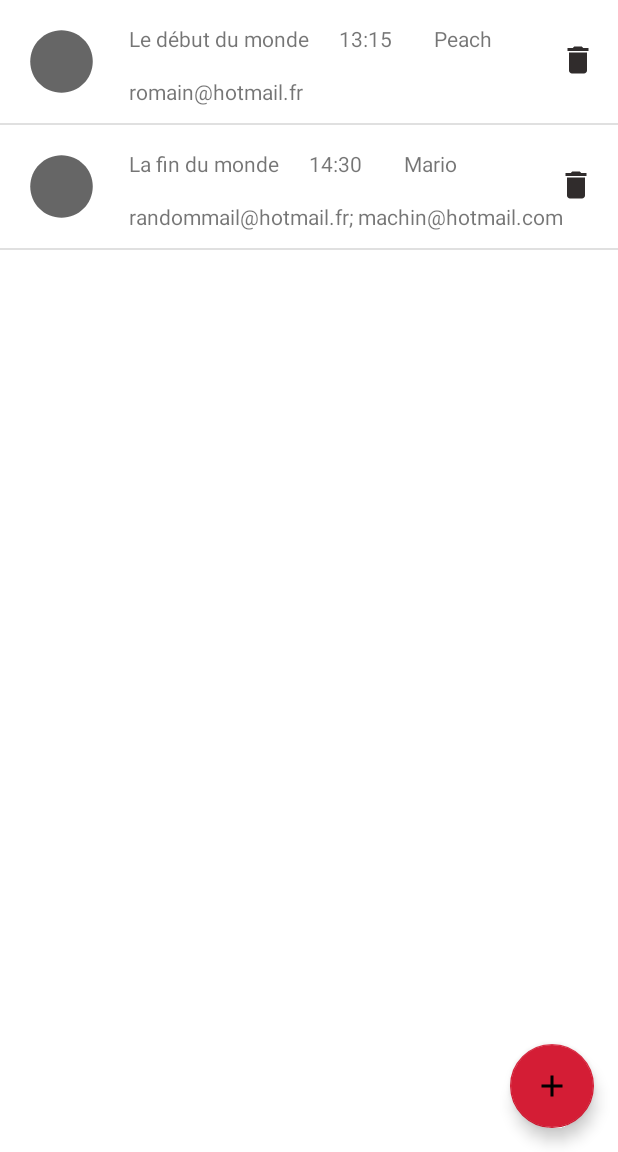
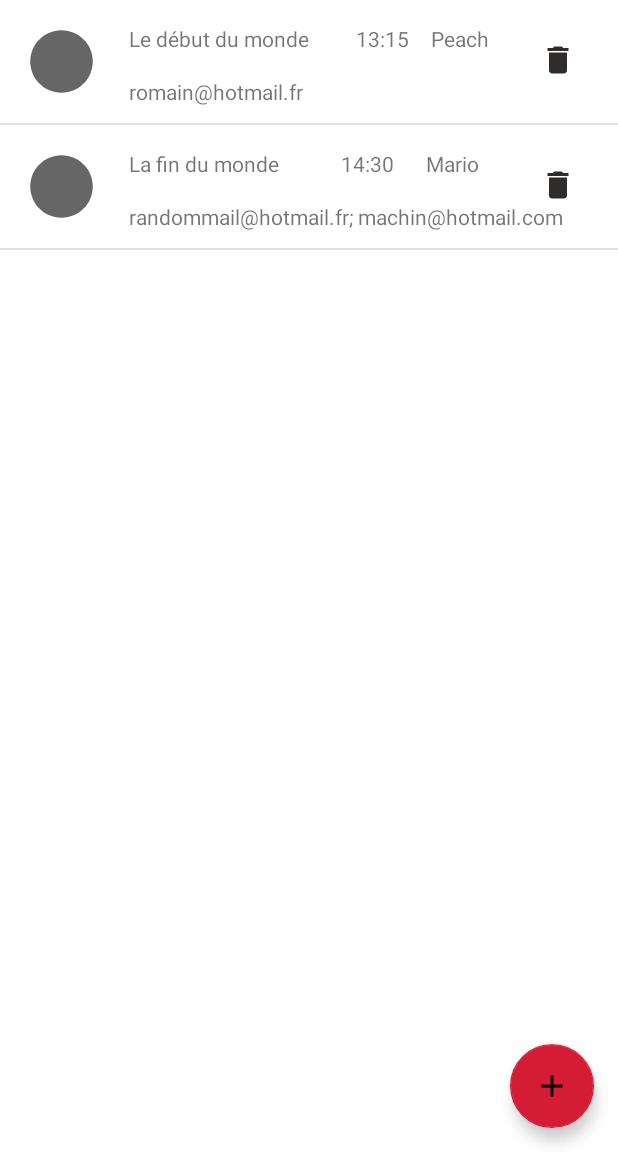
Before and after one commit to RomainSem/MaReu, an Android app: the screen it shows after launch (ListMeetingActivity), on a phone screen of 412 x 824 dp, the part 84-1236 px from its top. Run offline under Robolectric (Android 15) with nearby library versions, the phone set to English and light mode, and no system bars.

```diff
--- a/app/build.gradle
+++ b/app/build.gradle
@@ -45,6 +45,7 @@ dependencies {
     implementation 'androidx.constraintlayout:constraintlayout:2.1.2'
     implementation 'androidx.legacy:legacy-support-v4:1.0.0'
     testImplementation 'junit:junit:4.13.2'
+    testImplementation 'org.hamcrest:java-hamcrest:2.0.0.0'
     androidTestImplementation 'androidx.test.ext:junit:1.1.3'
     androidTestImplementation 'androidx.test.espresso:espresso-core:3.4.0'
 }
--- a/app/src/main/java/com/example/maru/model/Meeting.java
+++ b/app/src/main/java/com/example/maru/model/Meeting.java
@@ -3,7 +3,6 @@ package com.example.maru.model;
 
 import java.io.Serializable;
 import java.time.LocalDate;
-import java.time.LocalDateTime;
 import java.time.LocalTime;
 import java.util.Objects;
 
--- a/app/src/main/java/com/example/maru/service/DummyMeetingGenerator.java
+++ b/app/src/main/java/com/example/maru/service/DummyMeetingGenerator.java
@@ -3,7 +3,6 @@ package com.example.maru.service;
 import com.example.maru.model.Meeting;
 
 import java.time.LocalDate;
-import java.time.LocalDateTime;
 import java.time.LocalTime;
 import java.util.ArrayList;
 import java.util.Arrays;
--- a/app/src/main/java/com/example/maru/service/MeetingApiService.java
+++ b/app/src/main/java/com/example/maru/service/MeetingApiService.java
@@ -18,11 +18,12 @@ public interface MeetingApiService {
     /**
      * Deletes a meeting
      */
-    void deleteMeeting(Meeting meeting);
+    void deleteMeeting(Meeting pMeeting);
+
 
     /**
      * Create a meeting
      */
-    void createMeeting(Meeting meeting);
+    void createMeeting(Meeting pMeeting);
 
 }
--- a/app/src/main/java/com/example/maru/ui_meeting_list/ListMeetingPagerAdapter.java
+++ b/app/src/main/java/com/example/maru/ui_meeting_list/ListMeetingPagerAdapter.java
@@ -1,14 +1,12 @@
 package com.example.maru.ui_meeting_list;
 
+
+import androidx.annotation.NonNull;
 import androidx.fragment.app.Fragment;
 import androidx.fragment.app.FragmentManager;
 import androidx.fragment.app.FragmentPagerAdapter;
 
-import com.example.maru.ui_meeting_list.MeetingFragment;
-
-
 public class ListMeetingPagerAdapter extends FragmentPagerAdapter {
-
     public ListMeetingPagerAdapter(FragmentManager fm) {
         super(fm);
     }
@@ -16,14 +14,14 @@ public class ListMeetingPagerAdapter extends FragmentPagerAdapter {
     /**
      * getItem is called to instantiate the fragment for the given page.
      */
+
+    @NonNull
     @Override
     public Fragment getItem(int position) {
-        switch (position) {
-            case 0 :
-                return MeetingFragment.newInstance();
-            default :
-                return null;
+        if (position == 0) {
+            return MeetingFragment.newInstance();
         }
+        return null;
     }
 
     /**
--- a/app/src/main/java/com/example/maru/ui_meeting_list/MeetingFragment.java
+++ b/app/src/main/java/com/example/maru/ui_meeting_list/MeetingFragment.java
@@ -4,6 +4,7 @@ import android.content.Context;
 import android.os.Bundle;
 
 import androidx.fragment.app.Fragment;
+import androidx.recyclerview.widget.DiffUtil;
 import androidx.recyclerview.widget.DividerItemDecoration;
 import androidx.recyclerview.widget.LinearLayoutManager;
 import androidx.recyclerview.widget.RecyclerView;
@@ -11,6 +12,7 @@ import androidx.recyclerview.widget.RecyclerView;
 import android.view.LayoutInflater;
 import android.view.View;
 import android.view.ViewGroup;
+import android.widget.Toast;
 
 import com.example.maru.R;
 import com.example.maru.databinding.ItemviewMeetingBinding;
@@ -47,8 +49,6 @@ public class MeetingFragment extends Fragment {
         mRecyclerView = (RecyclerView) view;
         mRecyclerView.setLayoutManager(new LinearLayoutManager(context));
         mRecyclerView.addItemDecoration(new DividerItemDecoration(context, DividerItemDecoration.VERTICAL));
-
-
         return view;
 
     }
--- a/app/src/main/java/com/example/maru/ui_meeting_list/MyMeetingRecyclerViewAdapter.java
+++ b/app/src/main/java/com/example/maru/ui_meeting_list/MyMeetingRecyclerViewAdapter.java
@@ -1,45 +1,37 @@
 package com.example.maru.ui_meeting_list;
 
+import androidx.core.app.ActivityCompat;
+import androidx.fragment.app.FragmentActivity;
+import androidx.recyclerview.widget.DiffUtil;
 import androidx.recyclerview.widget.RecyclerView;
 
-
+import android.content.Intent;
 import android.view.LayoutInflater;
-import android.view.View;
 import android.view.ViewGroup;
-import android.widget.Toast;
-
-
 import com.example.maru.databinding.ItemviewMeetingBinding;
-import com.example.maru.di.DI;
 import com.example.maru.model.Meeting;
-import com.example.maru.R;
-
-import com.example.maru.service.DummyMeetingApiService;
 import com.example.maru.service.MeetingApiService;
 import com.example.maru.utils.DateTimeHelper;
-
-
 import java.util.List;
 
 
 public class MyMeetingRecyclerViewAdapter extends RecyclerView.Adapter<MyMeetingRecyclerViewAdapter.ViewHolder> {
 
-    private final List<Meeting> mMeetings;
+    private List<Meeting> mMeetings;
     MeetingApiService mApiService;
 
 
     public MyMeetingRecyclerViewAdapter(List<Meeting> meetings, MeetingApiService mApiService) {
         mMeetings = meetings;
         this.mApiService = mApiService;
+
     }
+
 
     @Override
     public ViewHolder onCreateViewHolder(ViewGroup parent, int viewType) {
-        View view = LayoutInflater.from(parent.getContext())
-                .inflate(R.layout.itemview_meeting, parent, false);
-        return new ViewHolder(ItemviewMeetingBinding.inflate(LayoutInflater.from(parent.getContext()), parent, false));
-
-
+        return new ViewHolder(ItemviewMeetingBinding.inflate(LayoutInflater.from(parent.getContext()),
+                parent, false));
     }
 
     @Override
@@ -51,16 +43,23 @@ public class MyMeetingRecyclerViewAdapter extends RecyclerView.Adapter<MyMeeting
         holder.binding.roomName.setText(meeting.getRoom());
         holder.binding.emails.setText(meeting.getMail());
 
-        holder.binding.deleteButton.setOnClickListener(new View.OnClickListener() {
-            @Override
-            public void onClick(View view) {
-                mApiService = DI.getMeetingApiService();
-                mApiService.deleteMeeting(meeting);
-                Toast.makeText(view.getContext(), "igejzrighjei", Toast.LENGTH_SHORT).show();
-            }
+
+        holder.binding.deleteButton.setOnClickListener(view -> {
+            mApiService.deleteMeeting(meeting);
+            notifyItemRemoved(getItemCount());
         });
+    }
+
+    public class ViewHolder extends RecyclerView.ViewHolder {
+        public ItemviewMeetingBinding binding;
 
 
+
+
+        public ViewHolder(ItemviewMeetingBinding binding) {
+            super(binding.getRoot());
+            this.binding = binding;
+        }
     }
 
     @Override
@@ -68,17 +67,4 @@ public class MyMeetingRecyclerViewAdapter extends RecyclerView.Adapter<MyMeeting
         return mMeetings.size();
     }
 
-    public class ViewHolder extends RecyclerView.ViewHolder {
-        public ItemviewMeetingBinding binding;
-
-
-
-        public ViewHolder(ItemviewMeetingBinding binding) {
-            super(binding.getRoot());
-            this.binding = binding;
-
-
-        }
-
-    }
 }
--- a/app/src/main/java/com/example/maru/utils/DateTimeHelper.java
+++ b/app/src/main/java/com/example/maru/utils/DateTimeHelper.java
@@ -22,9 +22,5 @@ public class DateTimeHelper {
         return date.format(getDateFormatter());
     }
 
-    /*public static String stringToDate(String dateString, LocalDate meetingDate) {
-        LocalDate date;
-        return "fa";
-    }*/
 
 }
--- a/app/src/main/res/layout/activity_add_meeting.xml
+++ b/app/src/main/res/layout/activity_add_meeting.xml
@@ -75,6 +75,7 @@
                 android:layout_weight="0" />
 
             <Spinner
+                android:contentDescription="@string/select_room"
                 android:id="@+id/spinner_room"
                 android:minHeight="48dp"
                 android:layout_width="wrap_content"
@@ -153,7 +154,7 @@
         </LinearLayout>
 
         <com.google.android.material.button.MaterialButton
-            android:id="@+id/create"
+            android:id="@+id/createButton"
             style="@style/Widget.MaterialComponents.Button"
             android:layout_width="wrap_content"
             android:layout_height="wrap_content"
--- a/app/src/main/res/layout/activity_list_meeting.xml
+++ b/app/src/main/res/layout/activity_list_meeting.xml
@@ -65,4 +65,5 @@
         app:layout_constraintEnd_toEndOf="parent"
         app:srcCompat="@drawable/ic_baseline_add_24"
         android:focusable="true" />
+
 </androidx.constraintlayout.widget.ConstraintLayout>
--- a/app/src/main/res/layout/itemview_meeting.xml
+++ b/app/src/main/res/layout/itemview_meeting.xml
@@ -33,6 +33,8 @@
         android:layout_height="wrap_content"
         android:layout_marginStart="20dp"
         android:layout_marginTop="16dp"
+        android:layout_marginEnd="64dp"
+        app:layout_constraintEnd_toStartOf="@+id/deleteButton"
         app:layout_constraintStart_toEndOf="@+id/subject"
         app:layout_constraintTop_toTopOf="parent" />
 
@@ -42,6 +44,8 @@
         android:layout_height="wrap_content"
         android:layout_marginStart="28dp"
         android:layout_marginTop="16dp"
+        android:layout_marginEnd="100dp"
+        app:layout_constraintEnd_toEndOf="parent"
         app:layout_constraintStart_toEndOf="@+id/time"
         app:layout_constraintTop_toTopOf="parent" />
 
@@ -59,13 +63,12 @@
         android:layout_width="wrap_content"
         android:layout_height="wrap_content"
         android:layout_marginTop="16dp"
+        android:layout_marginEnd="16dp"
         android:background="@color/transparent"
         android:contentDescription="delete meeting"
         android:minWidth="48dp"
         android:minHeight="48dp"
         app:layout_constraintEnd_toEndOf="parent"
-        app:layout_constraintHorizontal_bias="0.93"
-        app:layout_constraintStart_toEndOf="@+id/room_name"
         app:layout_constraintTop_toTopOf="parent"
         app:srcCompat="@drawable/ic_baseline_delete_24" />
 
```
Also changed, not shown: app/src/main/java/com/example/maru/service/DummyMeetingApiService.java (+4 -4 lines), app/src/main/java/com/example/maru/ui_meeting_list/AddMeetingActivity.java (+48 -24 lines), app/src/main/java/com/example/maru/ui_meeting_list/ListMeetingActivity.java (+6 -2 lines), app/src/main/java/com/example/maru/utils/RoomColor.java (added, +44 -0 lines).
